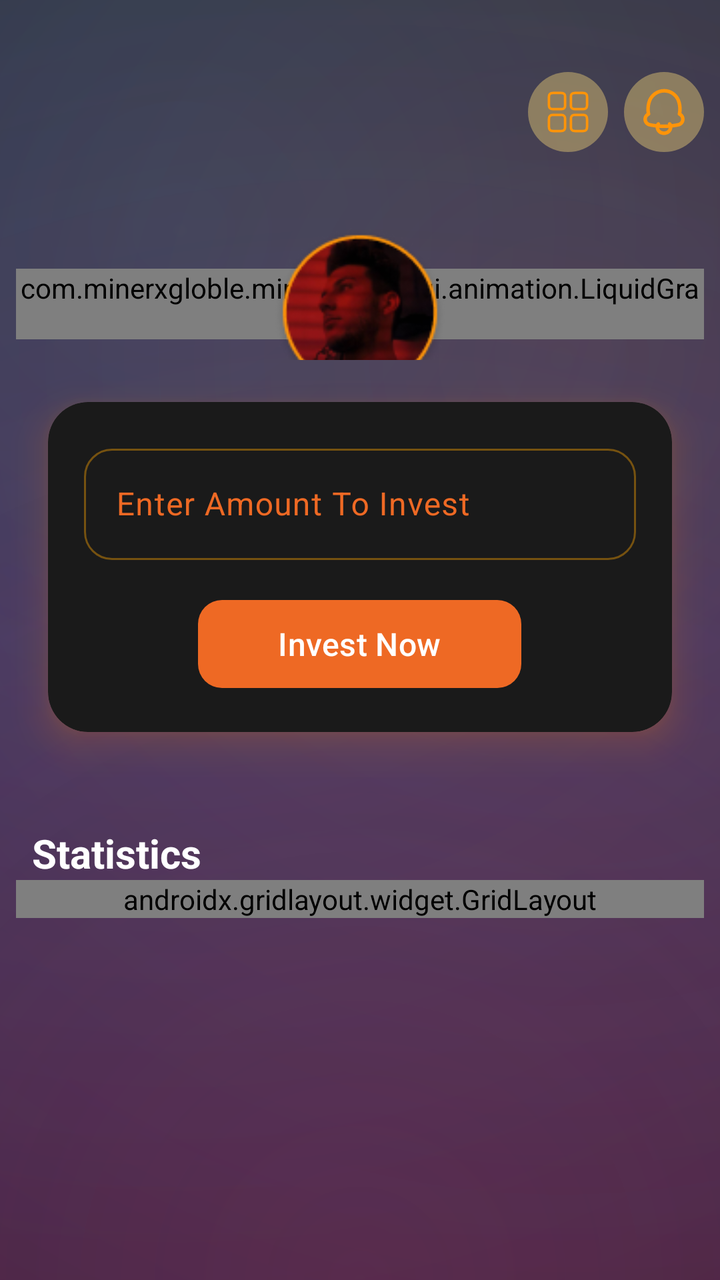
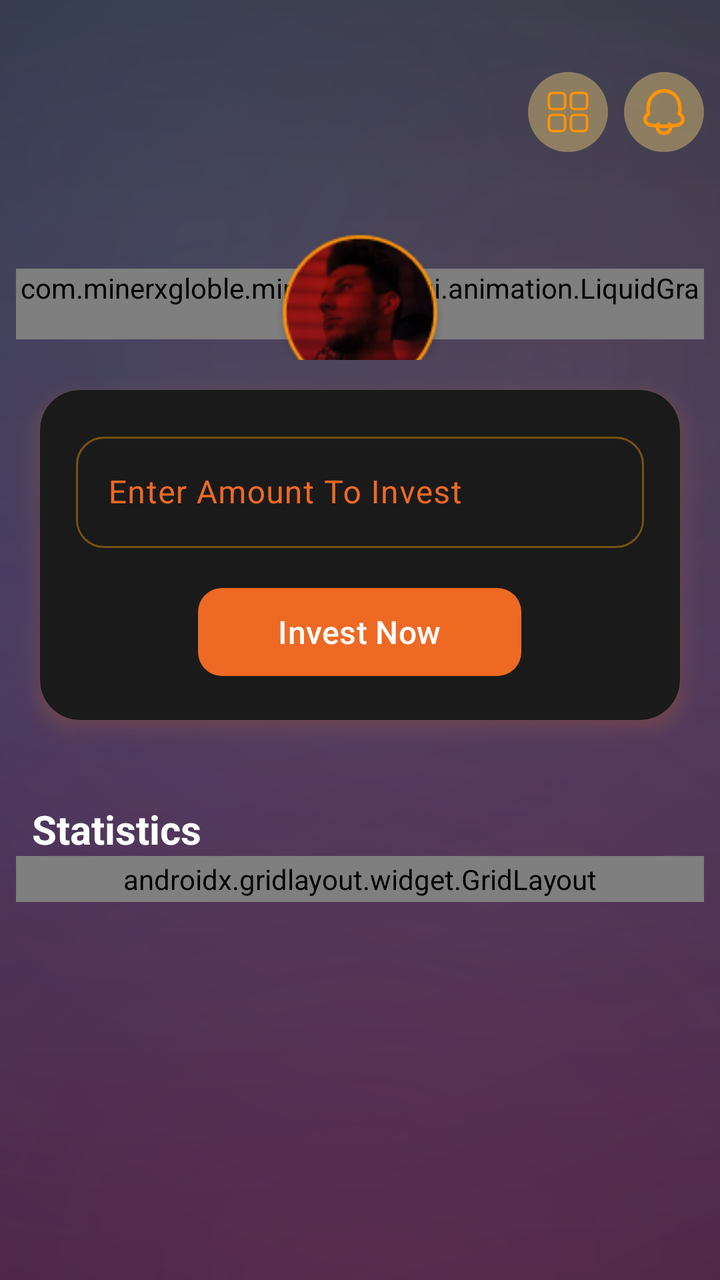

Compare the two renders of this Android layout. The source of the first and the diff that turns it into the second are given below.
<!-- AndroidManifest.xml: application theme Theme.Bitbloom -->
<!-- res/layout/fragment_stack.xml -->
<?xml version="1.0" encoding="utf-8"?>
<androidx.coordinatorlayout.widget.CoordinatorLayout xmlns:android="http://schemas.android.com/apk/res/android"
    xmlns:app="http://schemas.android.com/apk/res-auto"
    android:id="@+id/root"
    android:layout_width="match_parent"
    android:layout_height="match_parent"
    android:background="@drawable/bg_mxg_deposit_gradient">

    <androidx.core.widget.NestedScrollView
        android:id="@+id/scrollContainer"
        android:layout_width="match_parent"
        android:layout_height="match_parent"
        android:fillViewport="true"
        android:scrollbars="none">

        <androidx.constraintlayout.widget.ConstraintLayout
            android:layout_width="match_parent"
            android:layout_height="wrap_content"
            android:paddingTop="24dp"
            android:paddingBottom="24dp">

            
            <androidx.constraintlayout.widget.Guideline
                android:id="@+id/gStart"
                android:layout_width="wrap_content"
                android:layout_height="wrap_content"
                android:orientation="vertical"
                app:layout_constraintGuide_begin="8dp" />

            <androidx.constraintlayout.widget.Guideline
                android:id="@+id/gEnd"
                android:layout_width="wrap_content"
                android:layout_height="wrap_content"
                android:orientation="vertical"
                app:layout_constraintGuide_end="8dp" />

            
            <androidx.constraintlayout.widget.ConstraintLayout
                android:id="@+id/topbar"
                android:layout_width="0dp"
                android:layout_height="64dp"
                app:layout_constraintEnd_toEndOf="@id/gEnd"
                app:layout_constraintStart_toStartOf="@id/gStart"
                app:layout_constraintTop_toTopOf="parent">

                <LinearLayout
                    android:id="@+id/actionsRight"
                    android:layout_width="wrap_content"
                    android:layout_height="wrap_content"
                    android:orientation="horizontal"
                    app:layout_constraintBottom_toBottomOf="parent"
                    app:layout_constraintEnd_toEndOf="parent"
                    app:layout_constraintTop_toTopOf="parent">

                    <ImageView
                        android:id="@+id/menu"
                        android:layout_width="40dp"
                        android:layout_height="40dp"
                        android:background="@drawable/ic_window"
                        android:padding="8dp" />

                    <ImageView
                        android:id="@+id/notification_ic"
                        android:layout_width="40dp"
                        android:layout_height="40dp"
                        android:layout_marginStart="8dp"
                        android:background="@drawable/ic_bell"
                        android:padding="8dp" />
                </LinearLayout>
            </androidx.constraintlayout.widget.ConstraintLayout>

            
            <FrameLayout
                android:id="@+id/walletWrap"
                android:layout_width="0dp"
                android:layout_height="wrap_content"
                android:clipChildren="false"
                android:clipToPadding="false"
                app:layout_constraintEnd_toEndOf="@id/gEnd"
                app:layout_constraintStart_toStartOf="@id/gStart"
                app:layout_constraintTop_toBottomOf="@id/topbar">

                <include
                    android:id="@+id/walletCard"
                    layout="@layout/item_stack_card" />
            </FrameLayout>

            
            <com.google.android.material.card.MaterialCardView
                android:id="@+id/amountCard"
                android:layout_width="0dp"
                android:layout_height="wrap_content"
                android:outlineAmbientShadowColor="#FF7B00"
                android:outlineSpotShadowColor="#FF7B00"
                app:cardBackgroundColor="@color/main_card_color"
                app:cardCornerRadius="20dp"
                app:cardElevation="10dp"
                app:cardMaxElevation="10dp"
                app:cardUseCompatPadding="true"
                app:layout_constraintEnd_toEndOf="@id/gEnd"
                app:layout_constraintStart_toStartOf="@id/gStart"
                app:layout_constraintTop_toBottomOf="@id/walletWrap"
                app:strokeColor="@android:color/transparent">

                <LinearLayout
                    android:layout_width="match_parent"
                    android:layout_height="wrap_content"
                    android:gravity="center"
                    android:orientation="vertical"
                    android:padding="18dp">

                    <com.google.android.material.textfield.TextInputLayout
                        style="@style/Widget.Bitbloom.TextInput.Profile"
                        android:layout_width="match_parent"
                        android:layout_height="wrap_content"
                        android:layout_marginBottom="8dp"
                        android:hint="@string/fragment_stack_enter_amount_to_invest">

                        <com.google.android.material.textfield.TextInputEditText
                            android:id="@+id/etAmt"
                            android:layout_width="match_parent"
                            android:layout_height="wrap_content"
                            android:inputType="numberDecimal"
                            android:maxLines="1"
                            android:textColor="@android:color/white" />
                    </com.google.android.material.textfield.TextInputLayout>

                    <com.google.android.material.button.MaterialButton
                        android:id="@+id/buyBtn"
                        android:layout_width="wrap_content"
                        android:layout_height="wrap_content"
                        android:layout_marginTop="8dp"
                        android:minHeight="52dp"
                        android:paddingHorizontal="40dp"
                        android:text="@string/fragment_stack_invest_now"
                        android:textColor="@android:color/white"
                        android:textSize="16sp"
                        app:backgroundTint="@color/button_color"
                        app:cornerRadius="12dp" />
                </LinearLayout>
            </com.google.android.material.card.MaterialCardView>

            
            <TextView
                android:id="@+id/tvLevels"
                android:layout_width="0dp"
                android:layout_height="wrap_content"
                android:layout_marginTop="26dp"
                android:paddingStart="8dp"
                android:paddingEnd="12dp"
                android:text="@string/fragment_earnings_wallet_statistics"
                android:textColor="@color/white"
                android:textSize="20sp"
                android:textStyle="bold"
                app:layout_constraintEnd_toEndOf="@id/gEnd"
                app:layout_constraintStart_toStartOf="@id/gStart"
                app:layout_constraintTop_toBottomOf="@id/amountCard" />

            
            <androidx.gridlayout.widget.GridLayout
                android:id="@+id/statsGrid"
                android:layout_width="0dp"
                android:layout_height="wrap_content"
                app:alignmentMode="alignBounds"
                app:columnCount="2"
                app:layout_constraintEnd_toEndOf="@id/gEnd"
                app:layout_constraintStart_toStartOf="@id/gStart"
                app:layout_constraintTop_toBottomOf="@id/tvLevels"
                app:rowCount="2"
                app:useDefaultMargins="false">

                
                <com.google.android.material.card.MaterialCardView
                    android:id="@+id/btnInvestedPlan"
                    android:layout_width="0dp"
                    android:layout_height="wrap_content"
                    android:layout_marginTop="8dp"
                    android:clickable="true"
                    android:focusable="true"
                    android:foreground="?attr/selectableItemBackground"
                    android:outlineAmbientShadowColor="#FF7B00"
                    android:outlineSpotShadowColor="#FF7B00"
                    app:cardBackgroundColor="@color/main_card_color"
                    app:cardCornerRadius="20dp"
                    app:cardElevation="10dp"
                    app:cardMaxElevation="10dp"
                    app:cardUseCompatPadding="true"
                    app:layout_columnWeight="1"
                    app:layout_gravity="fill_horizontal"
                    app:strokeColor="@android:color/transparent">

                    <LinearLayout
                        android:layout_width="match_parent"
                        android:layout_height="match_parent"
                        android:gravity="center"
                        android:orientation="vertical"
                        android:padding="12dp">

                        <ImageView
                            android:layout_width="40dp"
                            android:layout_height="40dp"
                            android:layout_marginBottom="8dp"
                            android:src="@drawable/ic_plans"
                            app:tint="@color/orange" />

                        <TextView
                            android:layout_width="wrap_content"
                            android:layout_height="wrap_content"
                            android:layout_marginTop="8dp"
                            android:maxLines="1"
                            android:text="@string/fragment_stack_invested_plans"
                            android:textColor="@color/white"
                            android:textSize="14sp"
                            android:textStyle="bold" />

                        <TextView
                            android:layout_width="wrap_content"
                            android:layout_height="wrap_content"
                            android:layout_marginTop="-6dp"
                            android:text=""
                            android:textColor="@color/grey"
                            android:textSize="12sp" />
                    </LinearLayout>
                </com.google.android.material.card.MaterialCardView>

                
                <com.google.android.material.card.MaterialCardView
                    android:layout_width="0dp"
                    android:layout_height="wrap_content"
                    android:outlineAmbientShadowColor="#FF7B00"
                    android:outlineSpotShadowColor="#FF7B00"
                    app:cardBackgroundColor="@color/main_card_color"
                    app:cardCornerRadius="20dp"
                    app:cardElevation="10dp"
                    app:cardMaxElevation="10dp"
                    app:cardUseCompatPadding="true"
                    app:layout_columnWeight="1"
                    app:layout_gravity="fill_horizontal"
                    app:strokeColor="@android:color/transparent">

                    <LinearLayout
                        android:layout_width="match_parent"
                        android:layout_height="match_parent"
                        android:gravity="center"
                        android:orientation="vertical"
                        android:padding="12dp">

                        <ImageView
                            android:layout_width="40dp"
                            android:layout_height="40dp"
                            android:layout_marginBottom="8dp"
                            android:src="@drawable/ic_money"
                            app:tint="@color/orange" />

                        <TextView
                            android:id="@+id/totalInvestedAmount"
                            android:layout_width="wrap_content"
                            android:layout_height="wrap_content"
                            android:text="@string/fragment_earnings_wallet_n_24_000"
                            android:textColor="@color/white"
                            android:textSize="16sp"
                            android:textStyle="bold" />

                        <TextView
                            android:id="@+id/totalInvestedText"
                            android:layout_width="wrap_content"
                            android:layout_height="wrap_content"
                            android:text="@string/fragment_earnings_wallet_total_invested"
                            android:textColor="@color/grey"
                            android:textSize="12sp" />
                    </LinearLayout>
                </com.google.android.material.card.MaterialCardView>

                
                <com.google.android.material.card.MaterialCardView
                    android:layout_width="0dp"
                    android:layout_height="wrap_content"
                    android:outlineAmbientShadowColor="#FF7B00"
                    android:outlineSpotShadowColor="#FF7B00"
                    app:cardBackgroundColor="@color/main_card_color"
                    app:cardCornerRadius="20dp"
                    app:cardElevation="10dp"
                    app:cardMaxElevation="10dp"
                    app:cardUseCompatPadding="true"
                    app:layout_columnWeight="1"
                    app:layout_gravity="fill_horizontal"
                    app:strokeColor="@android:color/transparent">

                    <LinearLayout
                        android:layout_width="match_parent"
                        android:layout_height="match_parent"
                        android:gravity="center"
                        android:orientation="vertical"
                        android:padding="12dp">

                        <ImageView
                            android:layout_width="40dp"
                            android:layout_height="40dp"
                            android:layout_marginBottom="8dp"
                            android:src="@drawable/ic_deposit"
                            app:tint="@color/orange" />

                        <TextView
                            android:id="@+id/totalDepositAmt"
                            android:layout_width="wrap_content"
                            android:layout_height="wrap_content"
                            android:text="@string/fragment_earnings_wallet_n_12_000"
                            android:textColor="@color/white"
                            android:textSize="16sp"
                            android:textStyle="bold" />

                        <TextView
                            android:layout_width="wrap_content"
                            android:layout_height="wrap_content"
                            android:text="@string/fragment_earnings_wallet_total_deposit"
                            android:textColor="@color/grey"
                            android:textSize="12sp" />
                    </LinearLayout>
                </com.google.android.material.card.MaterialCardView>

                
                <com.google.android.material.card.MaterialCardView
                    android:layout_width="0dp"
                    android:layout_height="wrap_content"
                    android:layout_marginTop="8dp"
                    android:outlineAmbientShadowColor="#FF7B00"
                    android:outlineSpotShadowColor="#FF7B00"
                    app:cardBackgroundColor="@color/main_card_color"
                    app:cardCornerRadius="20dp"
                    app:cardElevation="10dp"
                    app:cardMaxElevation="10dp"
                    app:cardUseCompatPadding="true"
                    app:layout_columnWeight="1"
                    app:layout_gravity="fill_horizontal"
                    app:strokeColor="@android:color/transparent">

                    <LinearLayout
                        android:layout_width="match_parent"
                        android:layout_height="match_parent"
                        android:gravity="center"
                        android:orientation="vertical"
                        android:padding="12dp">

                        <ImageView
                            android:layout_width="40dp"
                            android:layout_height="40dp"
                            android:layout_marginBottom="8dp"
                            android:src="@drawable/ic_withdraw"
                            app:tint="@color/orange" />

                        <TextView
                            android:id="@+id/withdrawAmt"
                            android:layout_width="wrap_content"
                            android:layout_height="wrap_content"
                            android:text="@string/fragment_earnings_wallet_n_6_000"
                            android:textColor="@color/white"
                            android:textSize="16sp"
                            android:textStyle="bold" />

                        <TextView
                            android:layout_width="wrap_content"
                            android:layout_height="wrap_content"
                            android:text="@string/fragment_earnings_wallet_total_withdraw"
                            android:textColor="@color/grey"
                            android:textSize="12sp" />
                    </LinearLayout>
                </com.google.android.material.card.MaterialCardView>

            </androidx.gridlayout.widget.GridLayout>

            
            <Space
                android:layout_width="0dp"
                android:layout_height="24dp"
                app:layout_constraintEnd_toEndOf="@id/gEnd"
                app:layout_constraintStart_toStartOf="@id/gStart"
                app:layout_constraintTop_toBottomOf="@id/statsGrid" />
        </androidx.constraintlayout.widget.ConstraintLayout>
    </androidx.core.widget.NestedScrollView>

    
    <com.airbnb.lottie.LottieAnimationView
        android:id="@+id/lottieCelebration"
        android:layout_width="match_parent"
        android:layout_height="match_parent"
        android:clickable="true"
        android:visibility="gone"
        app:lottie_autoPlay="false"
        app:lottie_loop="false"
        app:lottie_rawRes="@raw/confetti"
        app:lottie_speed="1" />
</androidx.coordinatorlayout.widget.CoordinatorLayout>
<!-- res/layout/item_stack_card.xml (included above) -->
<?xml version="1.0" encoding="utf-8"?>
<androidx.constraintlayout.widget.ConstraintLayout
    xmlns:android="http://schemas.android.com/apk/res/android"
    xmlns:app="http://schemas.android.com/apk/res-auto"
    android:layout_width="match_parent"
    android:layout_height="wrap_content"
    android:clipChildren="false"
    android:clipToPadding="false">

    <ImageView
        android:id="@+id/profileImage"
        android:layout_width="92dp"
        android:layout_height="92dp"
        android:elevation="24dp"
        android:padding="2dp"
        android:scaleType="centerCrop"
        android:src="@drawable/person"
        android:translationY="24dp"
        android:translationZ="24dp"
        app:layout_constraintEnd_toEndOf="parent"
        app:layout_constraintStart_toStartOf="parent"
        app:layout_constraintTop_toTopOf="parent" />

    <com.minerxgloble.minerxgloble.ui.animation.LiquidGradientCard
        android:id="@+id/cardSurface"
        android:layout_width="0dp"
        android:layout_height="wrap_content"
        android:layout_marginTop="-46dp"
        android:outlineAmbientShadowColor="#FF7B00"
        android:outlineSpotShadowColor="#FF7B00"
        app:cardBackgroundColor="@android:color/transparent"
        app:cardCornerRadius="20dp"
        app:cardElevation="10dp"
        app:cardMaxElevation="10dp"
        app:cardUseCompatPadding="true"
        app:layout_constraintEnd_toEndOf="parent"
        app:layout_constraintStart_toStartOf="parent"
        app:layout_constraintTop_toBottomOf="@id/profileImage"
        app:strokeColor="@android:color/transparent"
        app:strokeWidth="0dp">

        <LinearLayout
            android:layout_width="match_parent"
            android:layout_height="wrap_content"
            android:orientation="vertical"
            android:paddingStart="18dp"
            android:paddingTop="56dp"
            android:paddingEnd="18dp"
            android:paddingBottom="26dp">

            <TextView
                android:id="@+id/tvAccount"
                android:layout_width="wrap_content"
                android:layout_height="wrap_content"
                android:layout_gravity="center"
                android:text="@string/item_home_wallet_card_minerx_deposit_wallet"
                android:textColor="@color/white"
                android:textSize="20sp"
                android:textStyle="bold" />

            <TextView
                android:id="@+id/depositBalance"
                android:layout_width="match_parent"
                android:layout_height="wrap_content"
                android:layout_marginTop="12dp"
                android:background="@drawable/bg_referral_home"
                android:ellipsize="end"
                android:paddingHorizontal="12dp"
                android:paddingVertical="8dp"
                android:singleLine="true"
                android:text="@string/item_network_stats_text"
                android:textAlignment="center"
                android:textColor="@color/white"
                android:textSize="15sp" />
        </LinearLayout>
    </com.minerxgloble.minerxgloble.ui.animation.LiquidGradientCard>
</androidx.constraintlayout.widget.ConstraintLayout>
<!-- resources referenced by this layout -->
<resources>
  <color name="button_color">#EE6924</color>
  <color name="grey">#B4FFFFFF</color>
  <color name="main_card_color">#1A1A1A</color>
  <color name="orange">#EE6924</color>
  <color name="white">#FFFFFFFF</color>
  <!-- drawable bg_referral_home (drawable) -->
  <?xml version="1.0" encoding="utf-8"?>
  <shape xmlns:android="http://schemas.android.com/apk/res/android" android:shape="rectangle">
      <solid android:color="#221A1A1A"/>    
      <corners android:radius="14dp"/>
      <stroke android:width="1dp" android:color="@color/orange"/> 
      <padding android:left="6dp" android:top="4dp" android:right="6dp" android:bottom="4dp"/>
  </shape>
  <string name="fragment_earnings_wallet_n_12_000">12,000$</string>
  <string name="fragment_earnings_wallet_n_24_000">24,000$</string>
  <string name="fragment_earnings_wallet_n_6_000">6,000$</string>
  <string name="fragment_earnings_wallet_statistics">Statistics</string>
  <string name="fragment_earnings_wallet_total_deposit">Total Deposit</string>
  <string name="fragment_earnings_wallet_total_invested">Total Invested</string>
  <string name="fragment_earnings_wallet_total_withdraw">Total Withdraw</string>
  <string name="fragment_stack_enter_amount_to_invest">Enter Amount To Invest</string>
  <string name="fragment_stack_invest_now">Invest  Now</string>
  <string name="fragment_stack_invested_plans">Invested Plans</string>
  <string name="item_home_wallet_card_minerx_deposit_wallet">MinerX Deposit Wallet</string>
  <string name="item_network_stats_text">-</string>
  <style name="Theme.Bitbloom" parent="Base.Theme.Bitbloom">
          
          <item name="editTextStyle">@style/Widget.MXG.EditText.WhiteCursor</item>
          <item name="android:editTextStyle">@style/Widget.MXG.EditText.WhiteCursor</item>
  
          
          <item name="android:textCursorDrawable">@drawable/cursor_white</item>
      </style>
  <style name="Base.Theme.Bitbloom" parent="Theme.Material3.DayNight.NoActionBar">
          <item name="android:statusBarColor">@color/mxg_black</item>
          <item name="colorPrimary">@color/mxg_white</item>
          <item name="android:navigationBarColor">@color/mxg_black</item>
          <item name="android:datePickerDialogTheme">@style/BitbloomDatePickerTheme</item>
      </style>
  <style name="Widget.MXG.EditText.WhiteCursor" parent="Widget.AppCompat.EditText">
          <item name="android:textCursorDrawable">@drawable/cursor_white</item>
      </style>
  <!-- drawable cursor_white (drawable) -->
  <?xml version="1.0" encoding="utf-8"?>
  <shape xmlns:android="http://schemas.android.com/apk/res/android">
      <size android:width="2dp"/>
      <solid android:color="@android:color/white"/>
      <corners android:radius="1dp"/>
  </shape>
  <color name="mxg_black">#000000</color>
  <color name="mxg_white">#FFFFFF</color>
  <style name="BitbloomDatePickerTheme" parent="ThemeOverlay.MaterialComponents.MaterialAlertDialog">
          <item name="colorAccent">@color/status_bar_color</item> 
          <item name="android:headerBackground">@color/light_status_bar_color
          </item> 
          <item name="android:colorControlHighlight">@color/status_bar_color
          </item> 
          <item name="android:colorControlActivated">@color/status_bar_color
          </item> 
          <item name="android:textColorPrimaryInverse">@color/white</item> 
          <item name="android:textColor">@color/status_bar_color</item> 
          <item name="android:textColorPrimary">?attr/colorOnBackground</item> 
      </style>
  <color name="status_bar_color">#EE6924</color>
  <color name="light_status_bar_color">#EE6924</color>
  <!-- unchanged entries left out for length: 9 -->
</resources>

<!-- the commit's change to res/layout/fragment_stack.xml (unified diff, before → after) -->
@@ -94,8 +94,8 @@
                 android:outlineSpotShadowColor="#FF7B00"
                 app:cardBackgroundColor="@color/main_card_color"
                 app:cardCornerRadius="20dp"
-                app:cardElevation="10dp"
-                app:cardMaxElevation="10dp"
+                app:cardElevation="6dp"
+                app:cardMaxElevation="6dp"
                 app:cardUseCompatPadding="true"
                 app:layout_constraintEnd_toEndOf="@id/gEnd"
                 app:layout_constraintStart_toStartOf="@id/gStart"
@@ -162,6 +162,7 @@
                 android:layout_width="0dp"
                 android:layout_height="wrap_content"
                 app:alignmentMode="alignBounds"
+                android:padding="2dp"
                 app:columnCount="2"
                 app:layout_constraintEnd_toEndOf="@id/gEnd"
                 app:layout_constraintStart_toStartOf="@id/gStart"
@@ -182,8 +183,8 @@
                     android:outlineSpotShadowColor="#FF7B00"
                     app:cardBackgroundColor="@color/main_card_color"
                     app:cardCornerRadius="20dp"
-                    app:cardElevation="10dp"
-                    app:cardMaxElevation="10dp"
+                    app:cardElevation="4dp"
+                    app:cardMaxElevation="4dp"
                     app:cardUseCompatPadding="true"
                     app:layout_columnWeight="1"
                     app:layout_gravity="fill_horizontal"
@@ -231,8 +232,8 @@
                     android:outlineSpotShadowColor="#FF7B00"
                     app:cardBackgroundColor="@color/main_card_color"
                     app:cardCornerRadius="20dp"
-                    app:cardElevation="10dp"
-                    app:cardMaxElevation="10dp"
+                    app:cardElevation="4dp"
+                    app:cardMaxElevation="4dp"
                     app:cardUseCompatPadding="true"
                     app:layout_columnWeight="1"
                     app:layout_gravity="fill_horizontal"
@@ -279,8 +280,8 @@
                     android:outlineSpotShadowColor="#FF7B00"
                     app:cardBackgroundColor="@color/main_card_color"
                     app:cardCornerRadius="20dp"
-                    app:cardElevation="10dp"
-                    app:cardMaxElevation="10dp"
+                    app:cardElevation="4dp"
+                    app:cardMaxElevation="4dp"
                     app:cardUseCompatPadding="true"
                     app:layout_columnWeight="1"
                     app:layout_gravity="fill_horizontal"
@@ -327,8 +328,8 @@
                     android:outlineSpotShadowColor="#FF7B00"
                     app:cardBackgroundColor="@color/main_card_color"
                     app:cardCornerRadius="20dp"
-                    app:cardElevation="10dp"
-                    app:cardMaxElevation="10dp"
+                    app:cardElevation="4dp"
+                    app:cardMaxElevation="4dp"
                     app:cardUseCompatPadding="true"
                     app:layout_columnWeight="1"
                     app:layout_gravity="fill_horizontal"
@@ -447,7 +448,7 @@
                 android:layout_height="wrap_content"
                 android:layout_gravity="center"
                 android:text="@string/item_home_wallet_card_minerx_deposit_wallet"
-                android:textColor="@color/white"
+                android:textColor="@color/black"
                 android:textSize="20sp"
                 android:textStyle="bold" />
 
@@ -463,7 +464,7 @@
                 android:singleLine="true"
                 android:text="@string/item_network_stats_text"
                 android:textAlignment="center"
-                android:textColor="@color/white"
+                android:textColor="@color/black"
                 android:textSize="15sp" />
         </LinearLayout>
     </com.minerxgloble.minerxgloble.ui.animation.LiquidGradientCard>
<!-- resource entries referenced after the edit -->
@@ -1,5 +1,6 @@
 <!-- resources referenced by this layout -->
 <resources>
+  <color name="black">#FF000000</color>
   <color name="button_color">#EE6924</color>
   <color name="grey">#B4FFFFFF</color>
   <color name="main_card_color">#1A1A1A</color>
@@ -10,7 +11,7 @@
   <shape xmlns:android="http://schemas.android.com/apk/res/android" android:shape="rectangle">
       <solid android:color="#221A1A1A"/>    
       <corners android:radius="14dp"/>
-      <stroke android:width="1dp" android:color="@color/orange"/> 
+      <stroke android:width="1dp" android:color="@color/black"/> 
       <padding android:left="6dp" android:top="4dp" android:right="6dp" android:bottom="4dp"/>
   </shape>
   <string name="fragment_earnings_wallet_n_12_000">12,000$</string>
